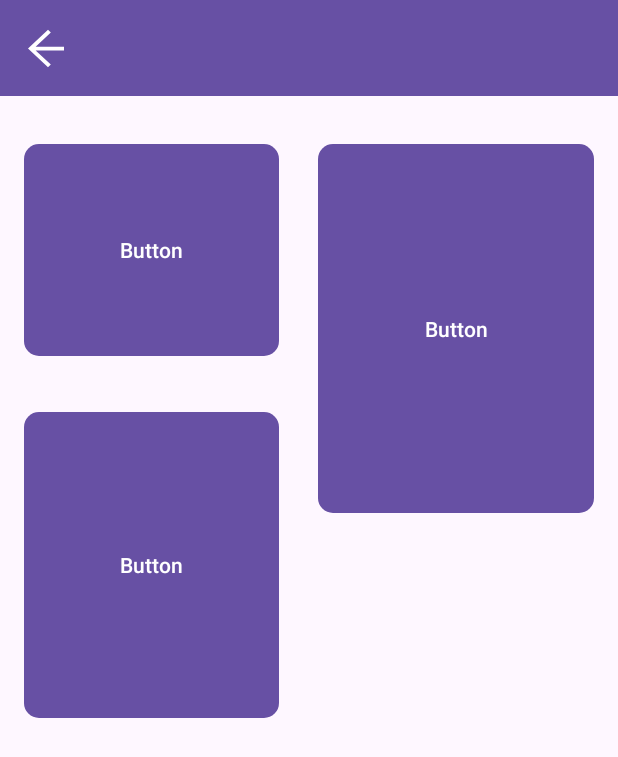
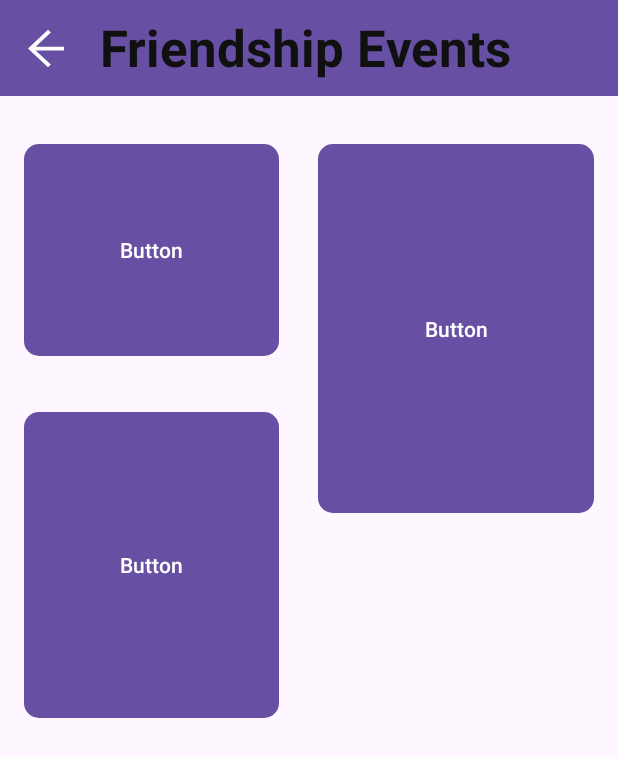
Before and after one commit to tksy1227/MAD24_P04_Team4, an Android app: the Friendship_Events screen opened directly, with no data from a screen before it, on a phone screen of 412 x 824 dp. Shown: the top 757 px of the screen. Run offline under Robolectric (Android 15) with nearby library versions, the phone set to English and light mode, and no system bars; 1 statement that could not run was skipped.

Commit message:
Jacob stage 1 final commit

```diff
--- a/app/src/main/java/sg/edu/np/mad/p04_team4/Friendship_Events.java
+++ b/app/src/main/java/sg/edu/np/mad/p04_team4/Friendship_Events.java
@@ -40,11 +40,12 @@ public class Friendship_Events extends AppCompatActivity {
                 startActivity(set_event);
             }
         });
+        Log.d("Test","Reached fs");
 
 
         Intent friendship_events = getIntent();
         events_dbhelper dbHelper = new events_dbhelper(this);
-        int userid = (int) friendship_events.getIntExtra("userid", 0);
+        int userid = friendship_events.getIntExtra("userid", 0);
 
         User_events userEvents = dbHelper.getUserEvent(userid);
         Log.d("TEST", "fs_challengecheck_null: " + userEvents.challange_e);
--- a/app/src/main/java/sg/edu/np/mad/p04_team4/LoginActivity.java
+++ b/app/src/main/java/sg/edu/np/mad/p04_team4/LoginActivity.java
@@ -25,6 +25,11 @@ public class LoginActivity extends AppCompatActivity {
             v.setPadding(systemBars.left, systemBars.top, systemBars.right, systemBars.bottom);
             return insets;
         });
+        User user1= new User(1234,"name","1234");
+        Intent intent1 =new Intent(LoginActivity.this,HomeActivity.class);
+        intent1.putExtra("user",user1);
+        startActivity(intent1);
+
 
         DBHandler dbHandler = new DBHandler(this, null, null, 1);
 
--- a/app/src/main/java/sg/edu/np/mad/p04_team4/User.java
+++ b/app/src/main/java/sg/edu/np/mad/p04_team4/User.java
@@ -34,4 +34,5 @@ public class User implements Serializable {
         this.password = password;
         this.events = new User_events(id," "," ","" ,true,true,true);
     }
+
 }
--- a/app/src/main/java/sg/edu/np/mad/p04_team4/events_input.java
+++ b/app/src/main/java/sg/edu/np/mad/p04_team4/events_input.java
@@ -85,5 +85,6 @@ public class events_input extends AppCompatActivity {
                 startActivity(challange_made);
             }
         });
+
     }
 }
--- a/app/src/main/res/layout/activity_friendship_events.xml
+++ b/app/src/main/res/layout/activity_friendship_events.xml
@@ -4,8 +4,7 @@
     xmlns:tools="http://schemas.android.com/tools"
     android:id="@+id/main"
     android:layout_width="match_parent"
-    android:layout_height="match_parent"
-    tools:context=".Friendship_Events">
+    android:layout_height="match_parent">
 
     <Button
         android:id="@+id/button1"
@@ -73,4 +72,20 @@
             android:padding="4dp"
             android:src="@drawable/ic_arrow_back" />
     </androidx.appcompat.widget.Toolbar>
+
+    <TextView
+        android:id="@+id/textView2"
+        android:layout_width="290dp"
+        android:layout_height="56dp"
+        android:layout_marginStart="-345dp"
+        android:layout_marginTop="-55dp"
+        android:text="Friendship Events"
+        android:textColor="#101010"
+        android:textColorHighlight="#121111"
+        android:textColorHint="#0B0A0A"
+        android:textSize="34sp"
+        android:textStyle="bold"
+        app:layout_constraintStart_toEndOf="@+id/toolbar"
+        app:layout_constraintTop_toBottomOf="@+id/toolbar" />
+
 </androidx.constraintlayout.widget.ConstraintLayout>
```
Also changed, not shown: app/src/main/java/sg/edu/np/mad/p04_team4/DBHandler.java (+61 -71 lines), app/src/main/java/sg/edu/np/mad/p04_team4/HomeActivity.java (+20 -2 lines).
